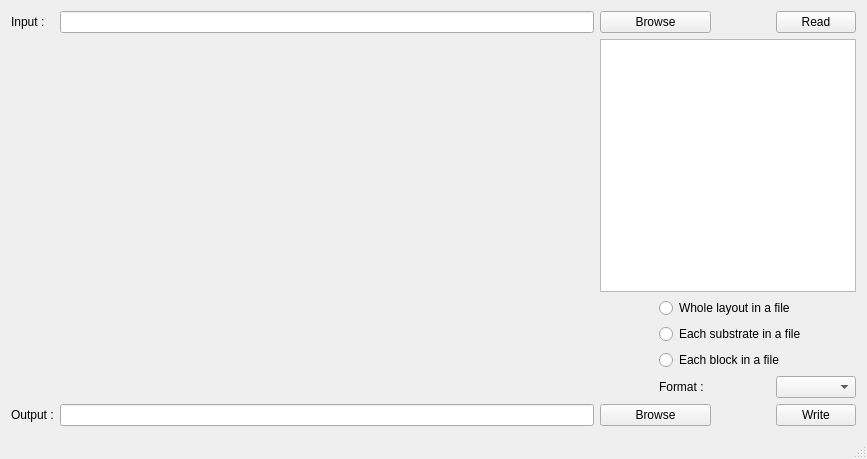
Qt form src/mainwindow.ui (thomaslepoix/Qucs-RFlayout) before a commit.
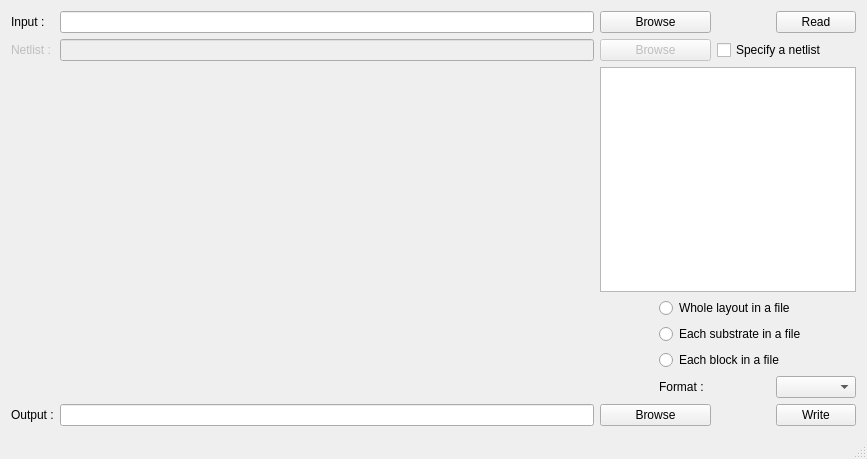
The same form after that commit. Custom widgets are drawn as their Qt base class.

Commit message: GUI : add -n & wrap ui in unique_ptr & some refacto

```diff
--- a/src/mainwindow.ui
+++ b/src/mainwindow.ui
@@ -15,7 +15,7 @@
   </property>
   <widget class="QWidget" name="centralWidget">
    <layout class="QGridLayout" name="gridLayout">
-    <item row="4" column="3" colspan="3">
+    <item row="5" column="3" colspan="3">
      <widget class="QRadioButton" name="rb_export_each_block">
       <property name="focusPolicy">
        <enum>Qt::NoFocus</enum>
@@ -25,7 +25,20 @@
       </property>
      </widget>
     </item>
-    <item row="6" column="0">
+    <item row="1" column="4" colspan="2">
+     <widget class="QCheckBox" name="cb_specify_netlist">
+      <property name="enabled">
+       <bool>true</bool>
+      </property>
+      <property name="focusPolicy">
+       <enum>Qt::NoFocus</enum>
+      </property>
+      <property name="text">
+       <string>Specify a netlist</string>
+      </property>
+     </widget>
+    </item>
+    <item row="7" column="0">
      <widget class="QLabel" name="l_output">
       <property name="text">
        <string>Output :</string>
@@ -35,13 +48,20 @@
     <item row="0" column="1">
      <widget class="QLineEdit" name="le_path_in"/>
     </item>
-    <item row="6" column="1">
+    <item row="1" column="1">
+     <widget class="QLineEdit" name="le_path_net">
+      <property name="enabled">
+       <bool>false</bool>
+      </property>
+     </widget>
+    </item>
+    <item row="7" column="1">
      <widget class="QLineEdit" name="le_path_out"/>
     </item>
-    <item row="1" column="2" colspan="4">
+    <item row="2" column="2" colspan="4">
      <widget class="QTextBrowser" name="tb_log"/>
     </item>
-    <item row="3" column="3" colspan="3">
+    <item row="4" column="3" colspan="3">
      <widget class="QRadioButton" name="rb_export_each_subst">
       <property name="focusPolicy">
        <enum>Qt::NoFocus</enum>
@@ -51,17 +71,27 @@
       </property>
      </widget>
     </item>
-    <item row="6" column="2" colspan="2">
+    <item row="7" column="2" colspan="2">
      <widget class="QPushButton" name="pb_browse_out">
       <property name="text">
        <string>Browse</string>
       </property>
      </widget>
     </item>
-    <item row="1" column="0" rowspan="5" colspan="2">
+    <item row="1" column="2" colspan="2">
+     <widget class="QPushButton" name="pb_browse_net">
+      <property name="enabled">
+       <bool>false</bool>
+      </property>
+      <property name="text">
+       <string>Browse</string>
+      </property>
+     </widget>
+    </item>
+    <item row="2" column="0" rowspan="5" colspan="2">
      <widget class="Preview" name="glw_preview" native="true"/>
     </item>
-    <item row="5" column="5">
+    <item row="6" column="5">
      <widget class="QComboBox" name="cb_format"/>
     </item>
     <item row="0" column="2" colspan="2">
@@ -71,14 +101,14 @@
       </property>
      </widget>
     </item>
-    <item row="5" column="3" colspan="2">
+    <item row="6" column="3" colspan="2">
      <widget class="QLabel" name="l_format">
       <property name="text">
        <string>Format :</string>
       </property>
      </widget>
     </item>
-    <item row="6" column="5">
+    <item row="7" column="5">
      <widget class="QPushButton" name="pb_write">
       <property name="text">
        <string>Write</string>
@@ -92,6 +122,16 @@
       </property>
      </widget>
     </item>
+    <item row="1" column="0">
+     <widget class="QLabel" name="l_netlist">
+      <property name="enabled">
+       <bool>false</bool>
+      </property>
+      <property name="text">
+       <string>Netlist :</string>
+      </property>
+     </widget>
+    </item>
     <item row="0" column="5">
      <widget class="QPushButton" name="pb_read">
       <property name="text">
@@ -99,7 +139,7 @@
       </property>
      </widget>
     </item>
-    <item row="2" column="3" colspan="3">
+    <item row="3" column="3" colspan="3">
      <widget class="QRadioButton" name="rb_export_whole">
       <property name="focusPolicy">
        <enum>Qt::NoFocus</enum>
```
The commit also changes 2 other files.
